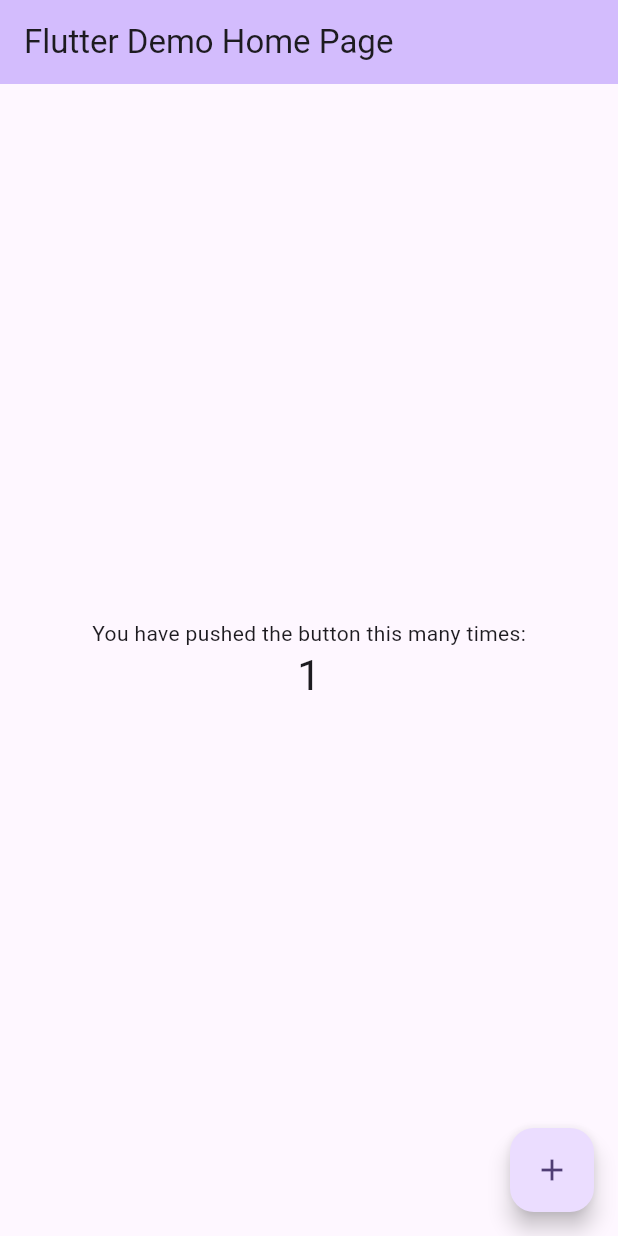
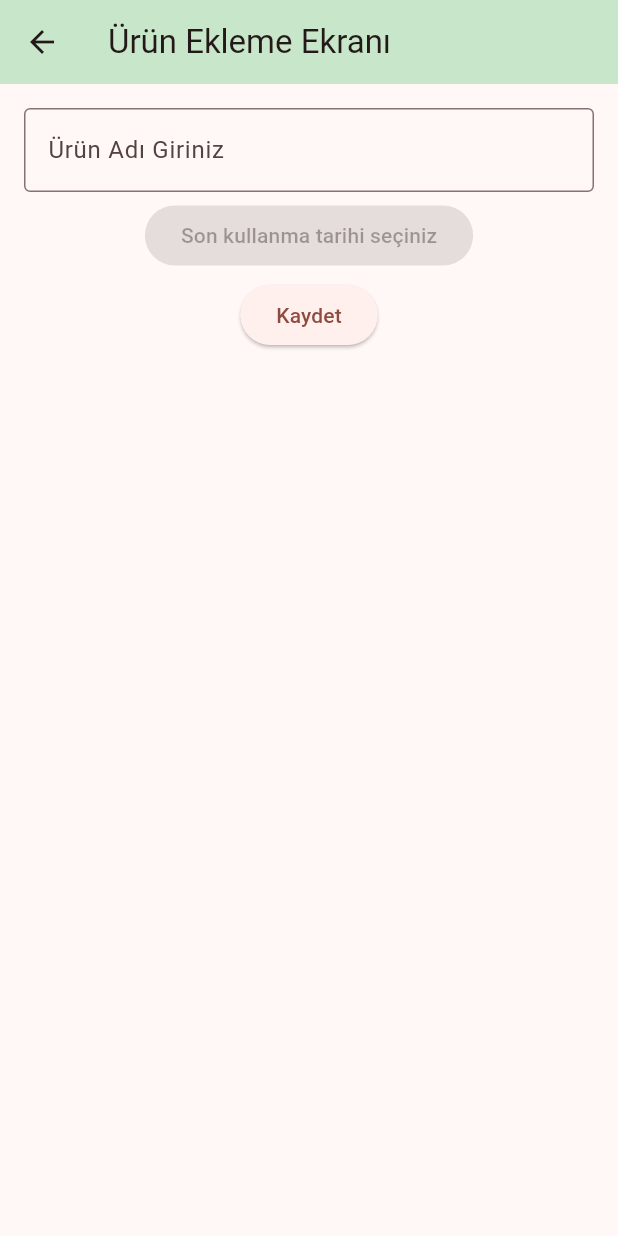
Before and after one commit to oguzcankaraman/akilli_kiler, a Flutter app: the screen it shows after launch, after a tap on the "add" icon, on a phone screen of 412 x 824 dp. Run offline on Flutter 3.47's test engine with Material 3 defaults, Android fonts, the light colour scheme and no system bars.

Commit message:
feature: add product adding screen and cellar screen with functionality

```diff
--- /dev/null
+++ b/lib/add_product_screen.dart
@@ -0,0 +1,61 @@
+import 'package:flutter/material.dart';
+
+class AddProductScreen extends StatefulWidget {
+  final Function(Map) urunEkle;
+  const AddProductScreen({super.key,required this.urunEkle});
+
+  @override
+  State<AddProductScreen> createState() => _AddProductScreenState();
+}
+
+class _AddProductScreenState extends State<AddProductScreen> {
+  final controller = TextEditingController();
+
+  @override
+  Widget build(BuildContext context) {
+    return Scaffold(
+      appBar: AppBar(
+        title: const Text('Ürün Ekleme Ekranı'),
+        backgroundColor: Colors.green[100],
+      ),
+      body: GestureDetector(
+        behavior: HitTestBehavior.opaque,
+        onTap: () {
+          FocusScope.of(context).unfocus();
+        },
+        child: Padding(
+          padding: const EdgeInsets.all(16.0),
+          child: Column(
+            spacing: 5.0,
+            children: [
+              TextField(
+                controller: controller,
+                decoration: InputDecoration(
+                  border: OutlineInputBorder(),
+                  labelText: 'Ürün Adı Giriniz',
+                ),
+              ),
+              ElevatedButton(
+                onPressed: null,
+                child: Text('Son kullanma tarihi seçiniz'),
+              ),
+              ElevatedButton(
+                  onPressed: () {
+                    final String urunAdi = controller.text;
+                    if (urunAdi.isNotEmpty) {
+                      final yeniUrun = {
+                        'item': urunAdi,
+                        'date': '17/11/2025' // Sabit tarih
+                      };
+                      widget.urunEkle(yeniUrun);
+                    }
+                    Navigator.pop(context);
+                  },
+                  child: const Text('Kaydet')),
+            ],
+          ),
+        ),
+      ),
+    );
+  }
+}
--- /dev/null
+++ b/lib/cellar_list_screen.dart
@@ -0,0 +1,61 @@
+import 'package:flutter/material.dart';
+import 'package:akilli_kiler/add_product_screen.dart';
+
+class KilerListesiEkrani extends StatefulWidget {
+  const KilerListesiEkrani({super.key});
+
+  @override
+  State<KilerListesiEkrani> createState() => _KilerListesiEkraniState();
+}
+
+class _KilerListesiEkraniState extends State<KilerListesiEkrani> {
+  final List<Map> urunler = [
+    {'item': 'Elma', 'date': '17/11/2025'},
+    {'item': 'Yumurta', 'date': '17/11/2025'},
+    {'item': 'Süt', 'date': '17/11/2025'}];
+
+  void urunEkle(Map yeniUrun) {
+    setState(() {
+      urunler.add(yeniUrun);
+    });
+  }
+
+  @override
+  Widget build(BuildContext context) {
+    // Scaffold, bir ekranın temel görsel yapısını (başlık çubuğu, gövde vb.) sağlar.
+    return Scaffold(
+      appBar: AppBar(
+        title: const Text('Kilerim'),
+        backgroundColor: Colors.green[100],
+      ),
+      body: urunler.isNotEmpty
+          ? ListView.builder(
+              itemCount: urunler.length,
+              itemBuilder: (context, index) {
+                return ListTile(
+                  leading: Icon(Icons.fastfood),
+                  title: Text(urunler[index]['item']),
+                  trailing: Text('SKT: ${urunler[index]['date']}'),
+                );
+              },
+            )
+          : Center(
+              child: Text(
+                'Kileriniz boş. Ürün eklemek için "+" butonuna tıklayın.',
+                style: TextStyle(fontSize: 16, color: Colors.grey[600]),
+                textAlign: TextAlign.center,
+              ),
+            ),
+      floatingActionButton: FloatingActionButton(
+        onPressed: () {
+          Navigator.push(
+            context,
+            MaterialPageRoute(builder: (context) => AddProductScreen(urunEkle: urunEkle)),
+          );
+        },
+        backgroundColor: Colors.green[200],
+        child: const Icon(Icons.add),
+      ),
+    );
+  }
+}
--- a/lib/main.dart
+++ b/lib/main.dart
@@ -1,122 +1,26 @@
 import 'package:flutter/material.dart';
+import 'package:akilli_kiler/cellar_list_screen.dart';
 
+// Her Flutter uygulaması bu main() fonksiyonundan başlar.
 void main() {
-  runApp(const MyApp());
+  runApp(const AkilliKilerApp());
 }
 
-class MyApp extends StatelessWidget {
-  const MyApp({super.key});
+// Bu widget, uygulamamızın tamamını kapsayan ana çerçevedir.
+class AkilliKilerApp extends StatelessWidget {
+  const AkilliKilerApp({super.key});
 
-  // This widget is the root of your application.
   @override
   Widget build(BuildContext context) {
     return MaterialApp(
-      title: 'Flutter Demo',
+      title: 'Akıllı Kiler',
+      debugShowCheckedModeBanner: false,
       theme: ThemeData(
-        // This is the theme of your application.
-        //
-        // TRY THIS: Try running your application with "flutter run". You'll see
-        // the application has a purple toolbar. Then, without quitting the app,
-        // try changing the seedColor in the colorScheme below to Colors.green
-        // and then invoke "hot reload" (save your changes or press the "hot
-        // reload" button in a Flutter-supported IDE, or press "r" if you used
-        // the command line to start the app).
-        //
-        // Notice that the counter didn't reset back to zero; the application
-        // state is not lost during the reload. To reset the state, use hot
-        // restart instead.
-        //
-        // This works for code too, not just values: Most code changes can be
-        // tested with just a hot reload.
-        colorScheme: ColorScheme.fromSeed(seedColor: Colors.deepPurple),
+        colorScheme: ColorScheme.fromSeed(seedColor: Color(0x000F0000)),
+        useMaterial3: true,
       ),
-      home: const MyHomePage(title: 'Flutter Demo Home Page'),
+      home: const KilerListesiEkrani(),
+
     );
   }
 }
-
-class MyHomePage extends StatefulWidget {
-  const MyHomePage({super.key, required this.title});
-
-  // This widget is the home page of your application. It is stateful, meaning
-  // that it has a State object (defined below) that contains fields that affect
-  // how it looks.
-
-  // This class is the configuration for the state. It holds the values (in this
-  // case the title) provided by the parent (in this case the App widget) and
-  // used by the build method of the State. Fields in a Widget subclass are
-  // always marked "final".
-
-  final String title;
-
-  @override
-  State<MyHomePage> createState() => _MyHomePageState();
-}
-
-class _MyHomePageState extends State<MyHomePage> {
-  int _counter = 0;
-
-  void _incrementCounter() {
-    setState(() {
-      // This call to setState tells the Flutter framework that something has
-      // changed in this State, which causes it to rerun the build method below
-      // so that the display can reflect the updated values. If we changed
-      // _counter without calling setState(), then the build method would not be
-      // called again, and so nothing would appear to happen.
-      _counter++;
-    });
-  }
-
-  @override
-  Widget build(BuildContext context) {
-    // This method is rerun every time setState is called, for instance as done
-    // by the _incrementCounter method above.
-    //
-    // The Flutter framework has been optimized to make rerunning build methods
-    // fast, so that you can just rebuild anything that needs updating rather
-    // than having to individually change instances of widgets.
-    return Scaffold(
-      appBar: AppBar(
-        // TRY THIS: Try changing the color here to a specific color (to
-        // Colors.amber, perhaps?) and trigger a hot reload to see the AppBar
-        // change color while the other colors stay the same.
-        backgroundColor: Theme.of(context).colorScheme.inversePrimary,
-        // Here we take the value from the MyHomePage object that was created by
-        // the App.build method, and use it to set our appbar title.
-        title: Text(widget.title),
-      ),
-      body: Center(
-        // Center is a layout widget. It takes a single child and positions it
-        // in the middle of the parent.
-        child: Column(
-          // Column is also a layout widget. It takes a list of children and
-          // arranges them vertically. By default, it sizes itself to fit its
-          // children horizontally, and tries to be as tall as its parent.
-          //
-          // Column has various properties to control how it sizes itself and
-          // how it positions its children. Here we use mainAxisAlignment to
-          // center the children vertically; the main axis here is the vertical
-          // axis because Columns are vertical (the cross axis would be
-          // horizontal).
-          //
-          // TRY THIS: Invoke "debug painting" (choose the "Toggle Debug Paint"
-          // action in the IDE, or press "p" in the console), to see the
-          // wireframe for each widget.
-          mainAxisAlignment: MainAxisAlignment.center,
-          children: <Widget>[
-            const Text('You have pushed the button this many times:'),
-            Text(
-              '$_counter',
-              style: Theme.of(context).textTheme.headlineMedium,
-            ),
-          ],
-        ),
-      ),
-      floatingActionButton: FloatingActionButton(
-        onPressed: _incrementCounter,
-        tooltip: 'Increment',
-        child: const Icon(Icons.add),
-      ), // This trailing comma makes auto-formatting nicer for build methods.
-    );
-  }
-}
```
Also changed, not shown: 1 other file.
